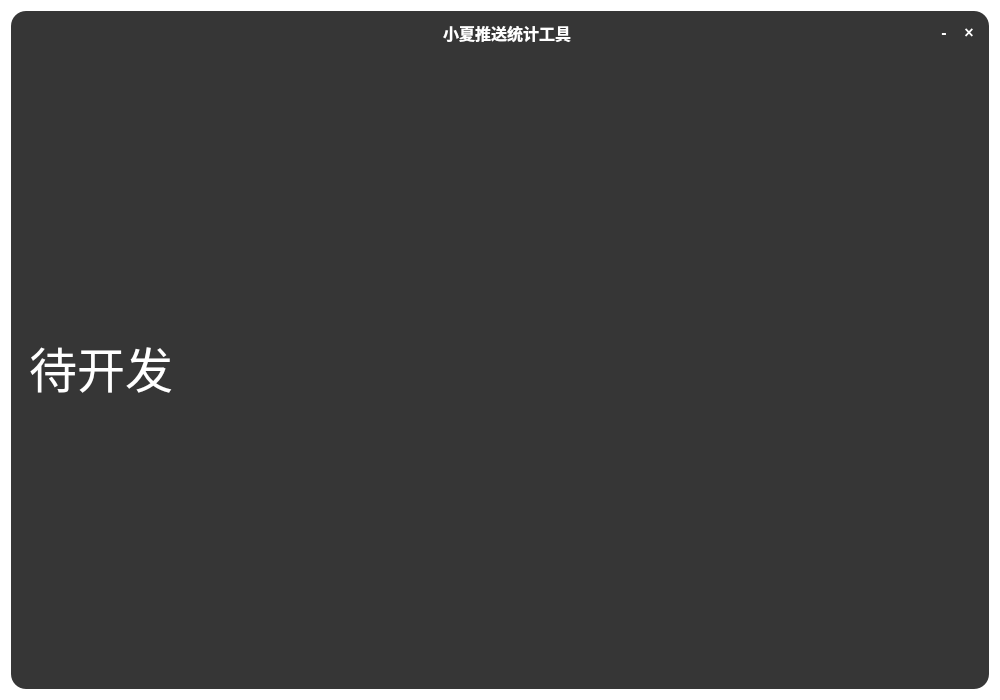
Qt form ui/ui_design/main_win.ui (Epochmaking/xiaoxia_contribution_statistic_tool) before a commit.
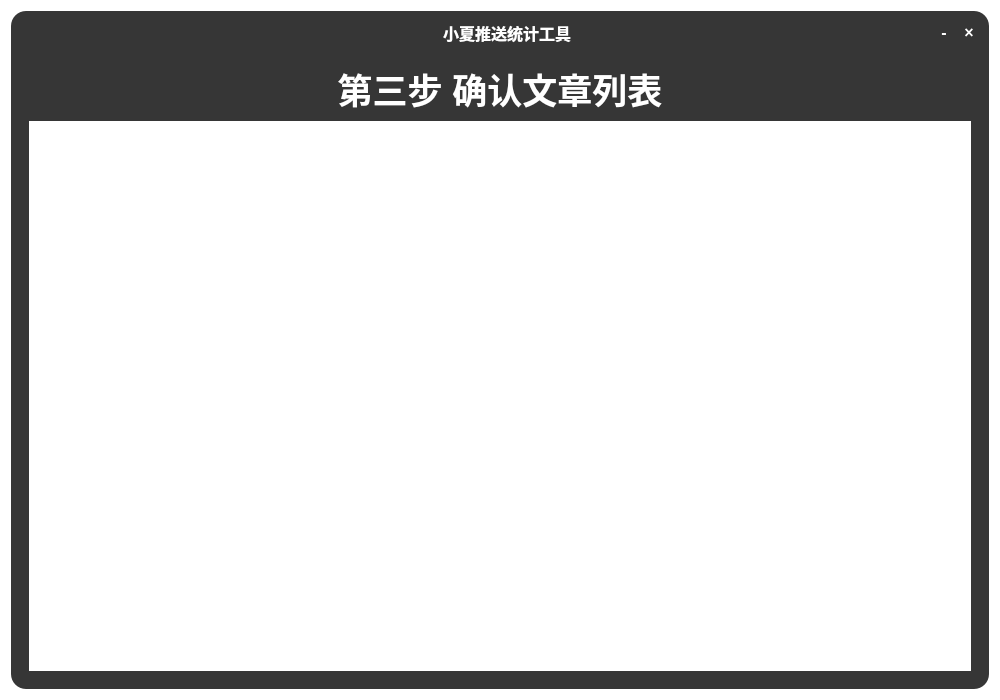
The same form after that commit. The open tabs and pages were chosen to show the change. Icons and pictures are not drawn.

Diff of the .ui file:
```diff
--- a/ui/ui_design/main_win.ui
+++ b/ui/ui_design/main_win.ui
@@ -1322,19 +1322,17 @@
             <layout class="QVBoxLayout" name="verticalLayout_5">
              <item>
               <widget class="QLabel" name="label_3">
-               <property name="font">
-                <font>
-                 <pointsize>36</pointsize>
-                </font>
-               </property>
-               <property name="styleSheet">
-                <string notr="true">color: rgb(255,255,255);</string>
-               </property>
                <property name="text">
-                <string>待开发</string>
+                <string>&lt;html&gt;&lt;head/&gt;&lt;body&gt;&lt;p align=&quot;center&quot;&gt;&lt;span style=&quot; font-size:26pt; font-weight:700; color:#ffffff;&quot;&gt;第三步 确认文章列表&lt;/span&gt;&lt;/p&gt;&lt;/body&gt;&lt;/html&gt;</string>
+               </property>
+               <property name="textFormat">
+                <enum>Qt::TextFormat::MarkdownText</enum>
                </property>
               </widget>
              </item>
+             <item>
+              <widget class="QTableView" name="article_confirm_table"/>
+             </item>
             </layout>
            </widget>
           </widget>
```
Left out of the diff: 2 changed lines with no effect on the pictures.
